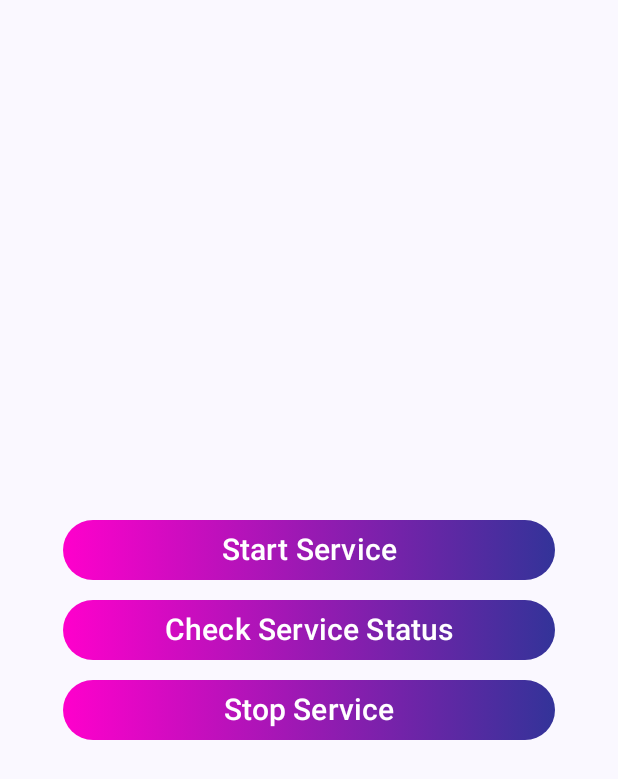
After one commit to devrath/droid-component-services, an Android app built with Jetpack Compose: the NormalServiceScreen screen opened through its navigation route, on a phone screen of 412 x 824 dp. The commit adds this screen. Shown: the top 779 px of the screen. Run offline under Robolectric (Android 15) with nearby library versions, the phone set to English and light mode, and no system bars; our stand-ins replace Dagger/Hilt's generated code.

Commit message:
Normal service

```diff
--- a/Code/app/src/main/java/com/istudio/services/main/MainActivity.kt
+++ b/Code/app/src/main/java/com/istudio/services/main/MainActivity.kt
@@ -13,6 +13,7 @@ import androidx.navigation.compose.composable
 import androidx.navigation.compose.rememberNavController
 import com.istudio.services.module_selection.ModuleDemo
 import com.istudio.services.module_selection.ModuleSelectionScreen
+import com.istudio.services.modules.normal_service.NormalServiceScreen
 import com.istudio.services.ui.theme.CodeTheme
 import dagger.hilt.android.AndroidEntryPoint
 
@@ -36,9 +37,15 @@ class MainActivity : ComponentActivity() {
                         navController = navController,
                         startDestination = ModuleDemo.DemoSelection.rout
                     ) {
+
                         // Selection Screen
                         composable(ModuleDemo.DemoSelection.rout) {
                             ModuleSelectionScreen(navController = navController)
+                        }
+
+                        // Normal Service
+                        composable(ModuleDemo.NormalServiceScreen.rout) {
+                            NormalServiceScreen(navController = navController)
                         }
 
                     }
--- a/Code/app/src/main/java/com/istudio/services/module_selection/ModuleDemo.kt
+++ b/Code/app/src/main/java/com/istudio/services/module_selection/ModuleDemo.kt
@@ -3,4 +3,7 @@ sealed class ModuleDemo(val rout: String) {
 
     data object DemoSelection : ModuleDemo("DemoSelection")
 
+
+    data object NormalServiceScreen : ModuleDemo("NormalDownloadServiceScreen")
+
 }
--- a/Code/app/src/main/java/com/istudio/services/module_selection/ModuleSelectionScreen.kt
+++ b/Code/app/src/main/java/com/istudio/services/module_selection/ModuleSelectionScreen.kt
@@ -23,8 +23,8 @@ fun ModuleSelectionScreen(navController: NavHostController) {
 
         Spacer(modifier = Modifier.height(16.dp))
 
-        AppButton(text = "Handling Side Effects", onClick = {
-            //navController.navigate(ModuleDemo.HandlingSideEffects.rout)
+        AppButton(text = "Normal Service", onClick = {
+            navController.navigate(ModuleDemo.NormalServiceScreen.rout)
         })
 
     }
--- /dev/null
+++ b/Code/app/src/main/java/com/istudio/services/modules/normal_service/NormalServiceScreen.kt
@@ -0,0 +1,54 @@
+package com.istudio.services.modules.normal_service
+
+import android.content.Intent
+import androidx.compose.foundation.layout.Arrangement
+import androidx.compose.foundation.layout.Column
+import androidx.compose.foundation.layout.Spacer
+import androidx.compose.foundation.layout.fillMaxSize
+import androidx.compose.foundation.layout.height
+import androidx.compose.foundation.layout.padding
+import androidx.compose.runtime.Composable
+import androidx.compose.ui.Alignment
+import androidx.compose.ui.Modifier
+import androidx.compose.ui.platform.LocalContext
+import androidx.compose.ui.unit.dp
+import androidx.navigation.NavHostController
+import com.istudio.services.modules.normal_service.services.NormalDownloadService
+import com.istudio.services.ui.composables.AppButton
+import com.istudio.services.utils.toast.toast
+
+@Composable
+fun NormalServiceScreen(navController: NavHostController) {
+
+    val cxt = LocalContext.current
+
+    Column(
+        modifier = Modifier.fillMaxSize().padding(10.dp),
+        horizontalAlignment = Alignment.CenterHorizontally,
+        verticalArrangement = Arrangement.Center,
+    ) {
+
+        Spacer(modifier = Modifier.height(16.dp))
+
+        AppButton(text = "Start Service", onClick = {
+            val intent = Intent(cxt, NormalDownloadService::class.java)
+            cxt.startService(intent)
+        })
+        Spacer(modifier = Modifier.height(5.dp))
+        AppButton(text = "Check Service Status", onClick = {
+            if(NormalDownloadService.isServiceRunning){
+                toast(msg = "Service is running", isShort = true, context = cxt)
+            }else{
+                toast(msg = "Service is not running", isShort = true, context = cxt)
+            }
+        })
+        Spacer(modifier = Modifier.height(5.dp))
+        AppButton(text = "Stop Service", onClick = {
+            if(NormalDownloadService.isServiceRunning){
+                val intent = Intent(cxt,NormalDownloadService::class.java)
+                cxt.stopService(intent)
+            }
+        })
+
+    }
+}
```
Also changed, not shown: Code/app/src/main/AndroidManifest.xml (+7 -0 lines), Code/app/src/main/java/com/istudio/services/modules/normal_service/services/NormalDownloadService.kt (added, +86 -0 lines), Code/app/src/main/java/com/istudio/services/utils/toast/ToastExt.kt (added, +20 -0 lines).
